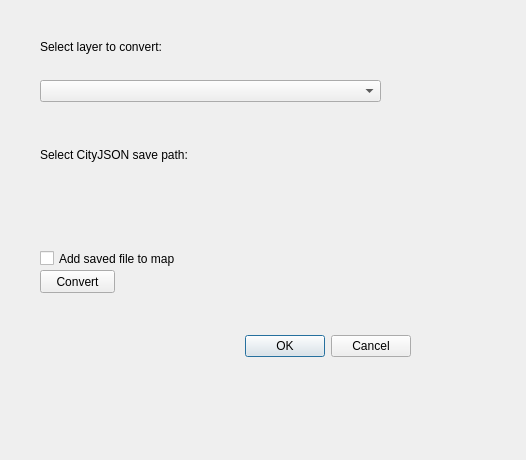
Before: the Qt Designer form gui/cityjson_writer_dialog_base.ui in cityjson/cityjson-qgis-plugin, drawn with Qt 5.
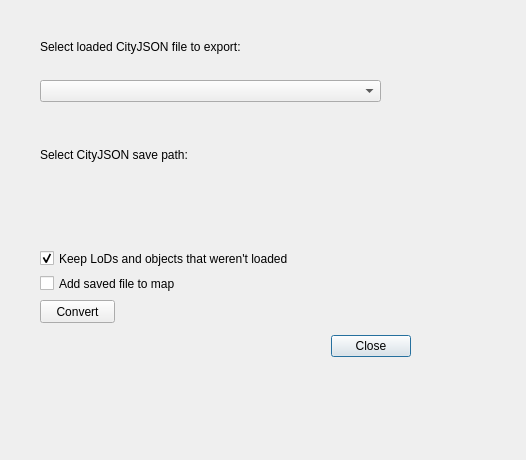
After: the same form once the commit is applied. Custom widgets are drawn as their Qt base class.

Commit message: added keep unloaded option and tidied export dialog

```diff
--- a/gui/cityjson_writer_dialog_base.ui
+++ b/gui/cityjson_writer_dialog_base.ui
@@ -26,7 +26,7 @@
     <enum>Qt::Horizontal</enum>
    </property>
    <property name="standardButtons">
-    <set>QDialogButtonBox::Cancel|QDialogButtonBox::Ok</set>
+    <set>QDialogButtonBox::Close</set>
    </property>
   </widget>
   <widget class="QWidget" name="verticalLayoutWidget_2">
@@ -42,7 +42,7 @@
     <item>
      <widget class="QLabel" name="layer_label">
       <property name="text">
-       <string>Select layer to convert:</string>
+       <string>Select loaded CityJSON file to export:</string>
       </property>
      </widget>
     </item>
@@ -85,7 +85,7 @@
    <property name="geometry">
     <rect>
      <x>40</x>
-     <y>270</y>
+     <y>300</y>
      <width>75</width>
      <height>23</height>
     </rect>
@@ -105,11 +105,27 @@
    </property>
    <layout class="QVBoxLayout" name="iframe_holder"/>
   </widget>
-  <widget class="QCheckBox" name="reload">
+    <widget class="QCheckBox" name="keep_unloaded">
    <property name="geometry">
     <rect>
      <x>40</x>
      <y>250</y>
+     <width>300</width>
+     <height>17</height>
+    </rect>
+   </property>
+   <property name="text">
+    <string>Keep LoDs and objects that weren't loaded</string>
+   </property>
+   <property name="checked">
+    <bool>true</bool>
+   </property>
+  </widget>
+  <widget class="QCheckBox" name="reload">
+   <property name="geometry">
+    <rect>
+     <x>40</x>
+     <y>275</y>
      <width>151</width>
      <height>17</height>
     </rect>
```
The commit also changes 2 other files.
